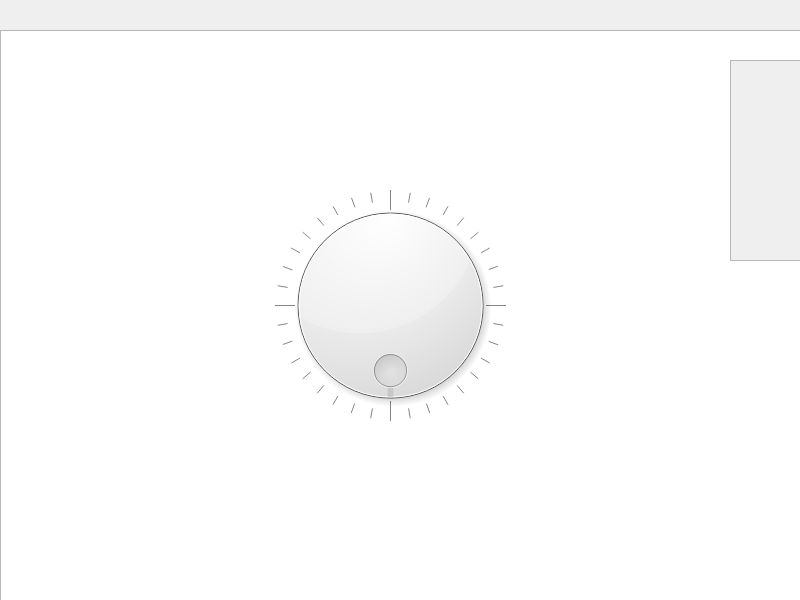
The window that form_tek_sost_afsz.ui (akadenis/mm1) describes before a commit, drawn with Qt 5.
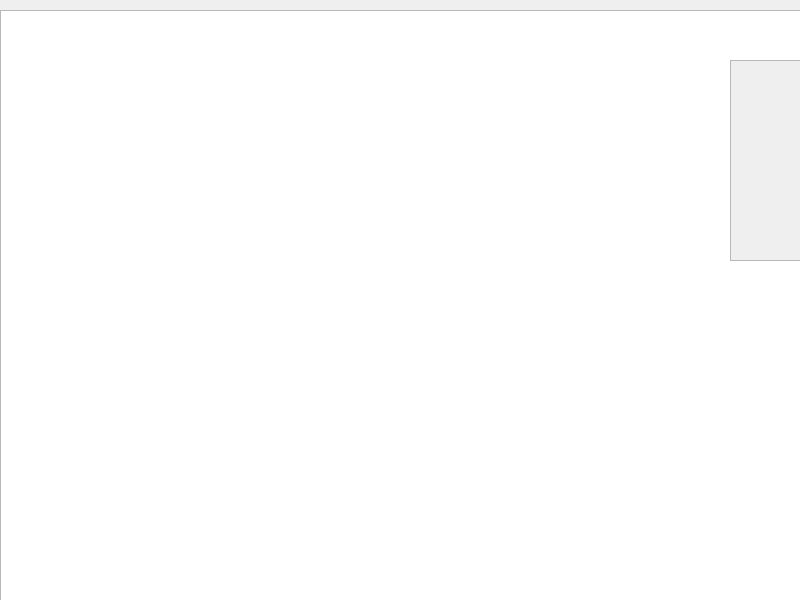
The same window after the commit.

Patch:
```diff
--- a/form_tek_sost_afsz.ui
+++ b/form_tek_sost_afsz.ui
@@ -13,16 +13,6 @@
   <property name="windowTitle">
    <string>Form</string>
   </property>
-  <widget class="QTableWidget" name="tableWidget">
-   <property name="geometry">
-    <rect>
-     <x>0</x>
-     <y>30</y>
-     <width>801</width>
-     <height>571</height>
-    </rect>
-   </property>
-  </widget>
   <widget class="QScrollArea" name="scrollArea">
    <property name="geometry">
     <rect>
@@ -49,52 +39,29 @@
     </property>
    </widget>
   </widget>
-  <widget class="QDial" name="dial">
+  <widget class="QWidget" name="widget" native="true">
    <property name="geometry">
     <rect>
-     <x>270</x>
-     <y>190</y>
-     <width>241</width>
-     <height>231</height>
+     <x>390</x>
+     <y>180</y>
+     <width>231</width>
+     <height>341</height>
     </rect>
    </property>
-   <property name="minimum">
-    <number>0</number>
+  </widget>
+  <widget class="QTableView" name="tbTekSostAfsz">
+   <property name="geometry">
+    <rect>
+     <x>0</x>
+     <y>10</y>
+     <width>801</width>
+     <height>591</height>
+    </rect>
    </property>
-   <property name="maximum">
-    <number>36</number>
-   </property>
-   <property name="singleStep">
-    <number>1</number>
-   </property>
-   <property name="pageStep">
-    <number>9</number>
-   </property>
-   <property name="sliderPosition">
-    <number>0</number>
-   </property>
-   <property name="tracking">
-    <bool>false</bool>
-   </property>
-   <property name="orientation">
-    <enum>Qt::Horizontal</enum>
-   </property>
-   <property name="invertedAppearance">
-    <bool>true</bool>
-   </property>
-   <property name="invertedControls">
-    <bool>false</bool>
-   </property>
-   <property name="wrapping">
-    <bool>true</bool>
-   </property>
-   <property name="notchTarget">
-    <double>0.000000000000000</double>
-   </property>
-   <property name="notchesVisible">
-    <bool>true</bool>
-   </property>
   </widget>
+  <zorder>tbTekSostAfsz</zorder>
+  <zorder>scrollArea</zorder>
+  <zorder>widget</zorder>
  </widget>
  <resources/>
  <connections/>
```
